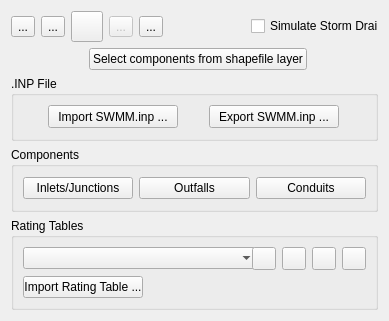
Qt form flo2d/ui/storm_drain_editor.ui (FLO-2DSoftware/qgis-flo-2d-plugin) before a commit.
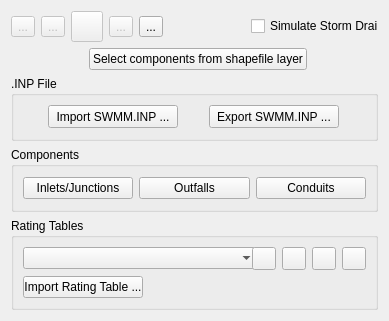
The same form after that commit. Icons and pictures are not drawn.

Commit message: Several Storm Drain changes. See metadata changelog 0.10.13

Patch:
```diff
--- a/flo2d/ui/storm_drain_editor.ui
+++ b/flo2d/ui/storm_drain_editor.ui
@@ -23,7 +23,7 @@
    <item row="0" column="0">
     <widget class="QToolButton" name="create_point_btn">
      <property name="enabled">
-      <bool>true</bool>
+      <bool>false</bool>
      </property>
      <property name="toolTip">
       <string>Add Storm Drain Point</string>
@@ -46,7 +46,7 @@
    <item row="0" column="1">
     <widget class="QToolButton" name="save_changes_btn">
      <property name="enabled">
-      <bool>true</bool>
+      <bool>false</bool>
      </property>
      <property name="toolTip">
       <string>Save Current Storm Drain Points</string>
@@ -69,7 +69,7 @@
    <item row="0" column="2">
     <widget class="QToolButton" name="revert_changes_btn">
      <property name="enabled">
-      <bool>true</bool>
+      <bool>false</bool>
      </property>
      <property name="maximumSize">
       <size>
@@ -222,7 +222,7 @@
          </size>
         </property>
         <property name="text">
-         <string>Import SWMM.inp ...</string>
+         <string>Import SWMM.INP ...</string>
         </property>
        </widget>
       </item>
@@ -238,7 +238,7 @@
          <enum>Qt::StrongFocus</enum>
         </property>
         <property name="text">
-         <string>Export SWMM.inp ...</string>
+         <string>Export SWMM.INP ...</string>
         </property>
        </widget>
       </item>
```
The commit also changes 26 other files.
